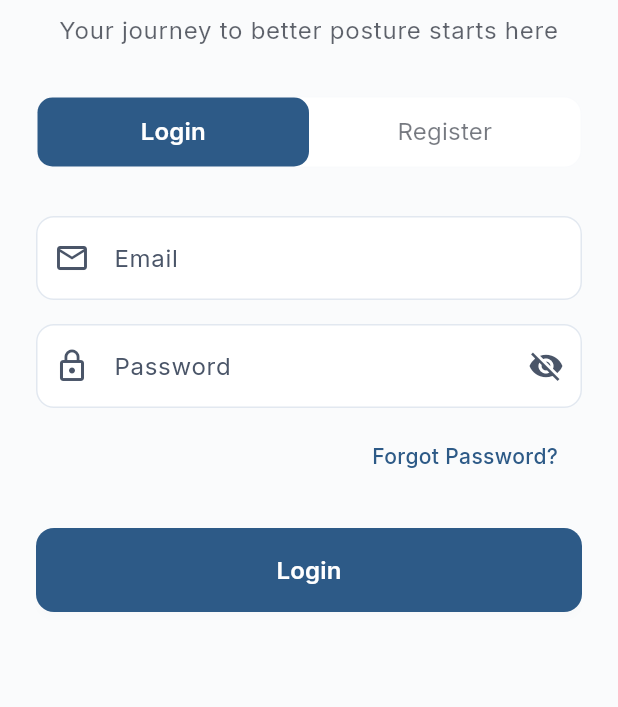
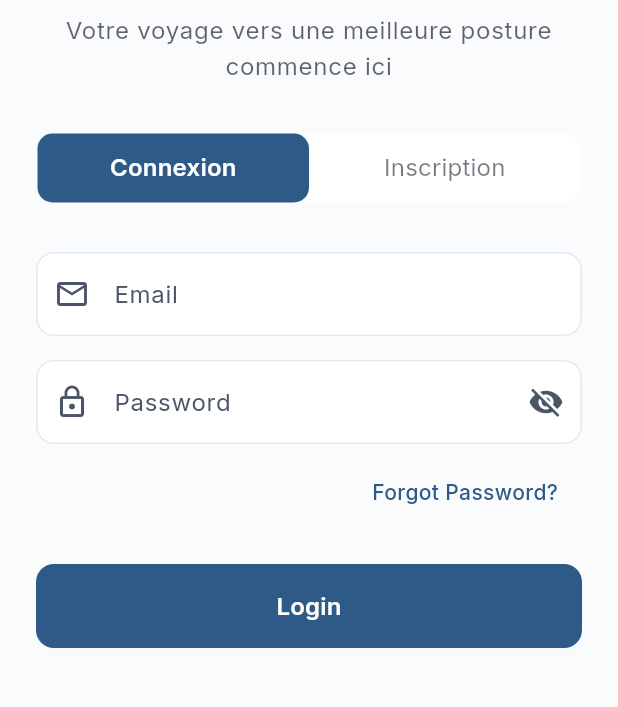
Before and after one commit to SalmaKh2/Aji-Tssourte-app, a Flutter app: the screen it shows after launch, on a phone screen of 412 x 824 dp, the part 360-1067 px from its top. Run offline on Flutter 3.47's test engine with Material 3 defaults, Android fonts, the phone set to English and light mode, and no system bars; our stand-ins replace cached_network_image, connectivity_plus, flutter_svg, google_fonts, percent_indicator, sizer.

Commit message:
Translate authentication screen to French

```diff
--- a/lib/presentation/authentication_screen/authentication_screen.dart
+++ b/lib/presentation/authentication_screen/authentication_screen.dart
@@ -6,9 +6,9 @@ import '../../widgets/custom_icon_widget.dart';
 import './widgets/login_form_widget.dart';
 import './widgets/register_form_widget.dart';
 
-/// Authentication screen for user login and registration
-/// Implements secure authentication with age validation (18-30 years)
-/// Features biometric authentication support and JWT token handling
+/// Écran d'authentification pour la connexion et l'inscription des utilisateurs
+/// Met en œuvre une authentification sécurisée avec validation d'âge (18-30 ans)
+/// Propose la prise en charge de l'authentification biométrique et la gestion des jetons JWT
 class AuthenticationScreen extends StatefulWidget {
   const AuthenticationScreen({super.key});
 
@@ -33,21 +33,21 @@ class _AuthenticationScreenState extends State<AuthenticationScreen>
     super.dispose();
   }
 
-  /// Handles successful authentication
+  /// Gère l'authentification réussie
   void _handleAuthSuccess(bool isNewUser) {
     HapticFeedback.mediumImpact();
 
-    // Navigate based on user type
+    // Navigation selon le type d'utilisateur
     if (isNewUser) {
-      // New users go to auto-assessment
-      Navigator.pushReplacementNamed(context, '/auto-assessment-hub');
+      // Les nouveaux utilisateurs vont à l'étape d'introduction
+      Navigator.pushReplacementNamed(context, '/onboarding_guide');
     } else {
-      // Returning users go to dashboard
-      Navigator.pushReplacementNamed(context, '/authentication-screen');
+      // Les utilisateurs existants vont au tableau de bord
+      Navigator.pushReplacementNamed(context, '/authentication_screen');
     }
   }
 
-  /// Shows error message to user
+  /// Affiche un message d'erreur à l'utilisateur
   void _showError(String message) {
     ScaffoldMessenger.of(context).showSnackBar(
       SnackBar(
@@ -77,19 +77,19 @@ class _AuthenticationScreenState extends State<AuthenticationScreen>
               child: Column(
                 crossAxisAlignment: CrossAxisAlignment.stretch,
                 children: [
-                  // App Logo
+                  // Logo de l'application
                   _buildLogo(theme),
                   SizedBox(height: 48),
 
-                  // Welcome Text
+                  // Texte de bienvenue
                   _buildWelcomeText(theme),
                   SizedBox(height: 32),
 
-                  // Tab Selector (Login/Register)
+                  // Sélecteur d'onglets (Connexion/Inscription)
                   _buildTabSelector(theme),
                   SizedBox(height: 32),
 
-                  // Tab Content
+                  // Contenu des onglets
                   _buildTabContent(),
                 ],
               ),
@@ -100,7 +100,7 @@ class _AuthenticationScreenState extends State<AuthenticationScreen>
     );
   }
 
-  /// Builds app logo section
+  /// Construit la section du logo de l'application
   Widget _buildLogo(ThemeData theme) {
     return Center(
       child: Container(
@@ -121,7 +121,7 @@ class _AuthenticationScreenState extends State<AuthenticationScreen>
     );
   }
 
-  /// Builds welcome text section
+  /// Construit la section du texte de bienvenue
   Widget _buildWelcomeText(ThemeData theme) {
     return Column(
       children: [
@@ -135,7 +135,7 @@ class _AuthenticationScreenState extends State<AuthenticationScreen>
         ),
         SizedBox(height: 8),
         Text(
-          'Your journey to better posture starts here',
+          'Votre voyage vers une meilleure posture commence ici',
           style: theme.textTheme.bodyLarge?.copyWith(
             color: theme.colorScheme.onSurface.withValues(alpha: 0.7),
           ),
@@ -145,7 +145,7 @@ class _AuthenticationScreenState extends State<AuthenticationScreen>
     );
   }
 
-  /// Builds tab selector for Login/Register
+  /// Construit le sélecteur d'onglets pour Connexion/Inscription
   Widget _buildTabSelector(ThemeData theme) {
     return Container(
       height: 48,
@@ -175,14 +175,14 @@ class _AuthenticationScreenState extends State<AuthenticationScreen>
         indicatorSize: TabBarIndicatorSize.tab,
         dividerColor: Colors.transparent,
         tabs: const [
-          Tab(text: 'Login'),
-          Tab(text: 'Register'),
+          Tab(text: 'Connexion'),
+          Tab(text: 'Inscription'),
         ],
       ),
     );
   }
 
-  /// Builds tab content (Login/Register forms)
+  /// Construit le contenu des onglets (formulaires de Connexion/Inscription)
   Widget _buildTabContent() {
     return SizedBox(
       height: MediaQuery.of(context).size.height * 0.6,
```
